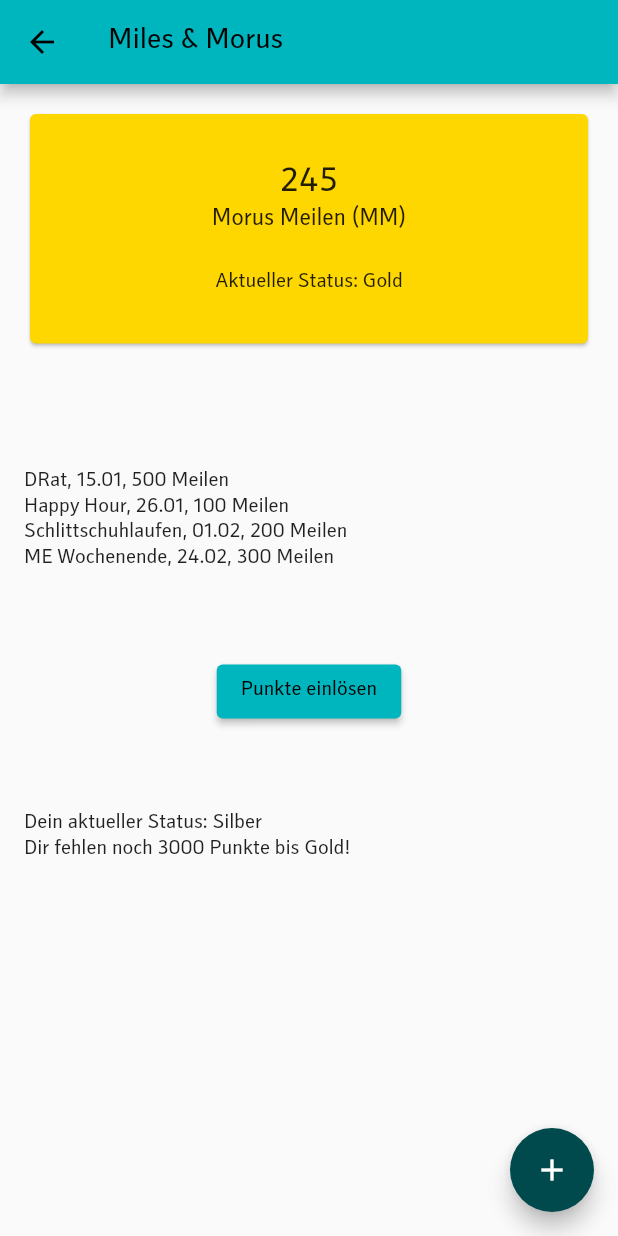
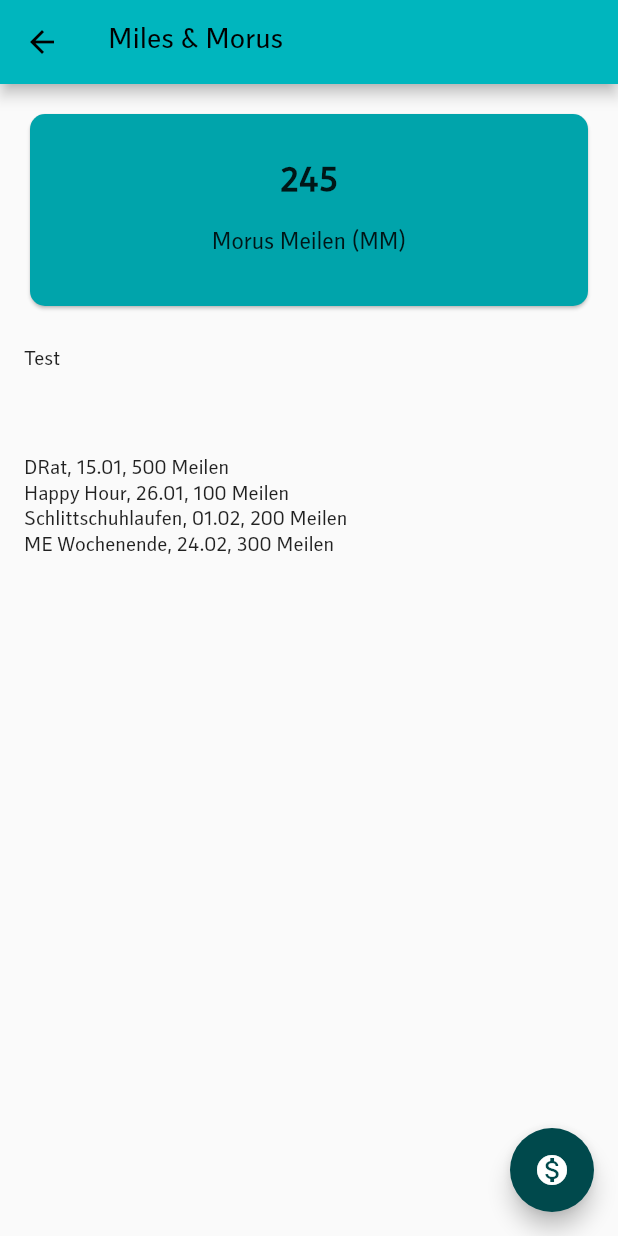
Before and after one commit to fabitb/KjG-MuF-App, a Flutter app: the screen it shows after launch, in the side drawer, after a tap on "Miles & Morus", on a phone screen of 412 x 824 dp. Run offline on Flutter 3.47's test engine with Material 2 defaults, Android fonts, the phone set to English and light mode, and no system bars; our stand-ins replace shared_preferences; network calls fail.

Commit message:
KJG-27: more morus design

```diff
--- a/lib/ui/screens/miles_and_morus_screen.dart
+++ b/lib/ui/screens/miles_and_morus_screen.dart
@@ -1,7 +1,13 @@
 import 'package:flutter/material.dart';
 
 class MilesAndMorusScreen extends StatelessWidget {
-  MilesAndMorusScreen({super.key});
+  const MilesAndMorusScreen({super.key});
+
+  Future<List<String>> getData() async {
+    var list = List.filled(3, "Test", growable: true);
+    list.add("string");
+    return list;
+  }
 
   @override
   Widget build(BuildContext context) {
@@ -15,26 +21,31 @@
           SizedBox(
             width: double.infinity,
             child: Card(
-                color: Color(0xFFFFD700),
+                shape: RoundedRectangleBorder(
+                    borderRadius: BorderRadius.circular(10)),
+                color: Theme.of(context)
+                    .secondaryHeaderColor, // Color(0xFFFFD700),
                 child: Padding(
                   padding: EdgeInsets.symmetric(horizontal: 16, vertical: 32),
                   child: Column(
-                    children: [
+                    children: const [
                       Text(
                         "245",
-                        style: TextStyle(fontSize: 24),
+                        style: TextStyle(
+                            fontSize: 24, fontWeight: FontWeight.w600),
                       ),
-                      Text("Morus Meilen (MM)", style: TextStyle(fontSize: 16)),
-                      SizedBox(
-                        height: 24,
-                      ),
-                      Text("Aktueller Status: Gold")
+                      SizedBox(height: 16),
+                      Text("Morus Meilen (MM)", style: TextStyle(fontSize: 16))
                     ],
                   ),
                 )),
           ),
           SizedBox(
             height: 24,
+          ),
+          ListView(
+            shrinkWrap: true,
+            children: [Text("Test")],
           ),
           SizedBox(
             height: 56,
@@ -45,16 +56,11 @@
           Text("ME Wochenende, 24.02, 300 Meilen"),
           SizedBox(
             height: 56,
-          ),
-          Align(alignment: Alignment.center, child: ElevatedButton(onPressed: () {}, child: Text("Punkte einlösen"))),
-          SizedBox(
-            height: 56,
-          ),
-          Text("Dein aktueller Status: Silber"),
-          Text("Dir fehlen noch 3000 Punkte bis Gold!")
+          )
         ]),
       ),
-      floatingActionButton: FloatingActionButton(onPressed: () {}, child: Icon(Icons.add)),
+      floatingActionButton: FloatingActionButton(
+          onPressed: () {}, child: Icon(Icons.monetization_on)),
     );
   }
 }
```
Also changed, not shown: 5 other files.
